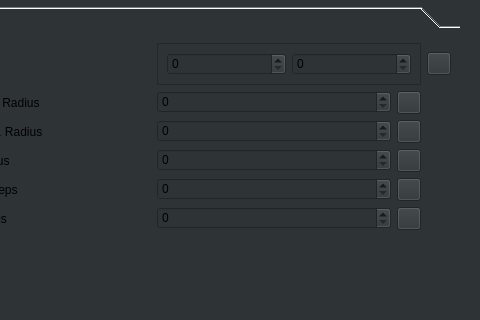
This is ClearMap/gui/creator/vasculature_tab.ui in ClearAnatomics/ClearMap as Qt 5 draws it before an edit; both pictures show x 112 to 592 and y 126 to 446 of the 592 by 1014 pixel window. The edited form follows.
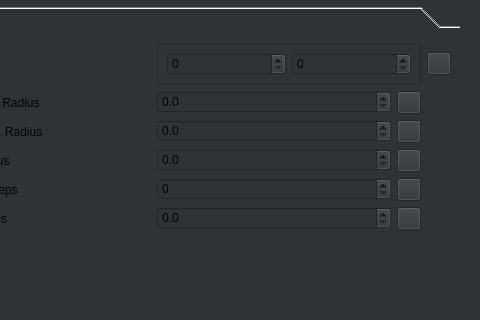
This is the edited form. The open tabs and pages were chosen to show the change. Icons and pictures are not drawn.

Commit message: IMPROVEMENT: Updates control names (channel) in vasculature_tab.ui

```diff
--- a/ClearMap/gui/creator/vasculature_tab.ui
+++ b/ClearMap/gui/creator/vasculature_tab.ui
@@ -844,8 +844,8 @@
                  <rect>
                   <x>0</x>
                   <y>0</y>
-                  <width>367</width>
-                  <height>212</height>
+                  <width>550</width>
+                  <height>702</height>
                  </rect>
                 </property>
                 <attribute name="label">
@@ -899,19 +899,6 @@
                    </property>
                   </widget>
                  </item>
-                 <item row="1" column="1">
-                  <widget class="QSpinBox" name="restrictiveMinVeinRadiusSpinBox">
-                   <property name="mouseTracking">
-                    <bool>false</bool>
-                   </property>
-                   <property name="suffix">
-                    <string/>
-                   </property>
-                   <property name="maximum">
-                    <number>65535</number>
-                   </property>
-                  </widget>
-                 </item>
                  <item row="3" column="2">
                   <widget class="QToolButton" name="finalMinVeinRadiusInfoToolButton">
                    <property name="icon">
@@ -920,13 +907,6 @@
                    </property>
                   </widget>
                  </item>
-                 <item row="5" column="1">
-                  <widget class="QSpinBox" name="minVeinSizeSpinBox">
-                   <property name="maximum">
-                    <number>65535</number>
-                   </property>
-                  </widget>
-                 </item>
                  <item row="4" column="2">
                   <widget class="QToolButton" name="maxVeinsTracingIterationsInfoToolButton">
                    <property name="icon">
@@ -935,13 +915,6 @@
                    </property>
                   </widget>
                  </item>
-                 <item row="3" column="1">
-                  <widget class="QSpinBox" name="finalMinVeinRadiusSpinBox">
-                   <property name="maximum">
-                    <number>65535</number>
-                   </property>
-                  </widget>
-                 </item>
                  <item row="4" column="0">
                   <widget class="QLabel" name="maxVeinsTracingIterationsLbl">
                    <property name="toolTip">
@@ -978,13 +951,6 @@
                    </property>
                   </widget>
                  </item>
-                 <item row="2" column="1">
-                  <widget class="QSpinBox" name="permissiveMinVeinRadiusSpinBox">
-                   <property name="maximum">
-                    <number>65535</number>
-                   </property>
-                  </widget>
-                 </item>
                  <item row="2" column="0">
                   <widget class="QLabel" name="permissiveMinVeinRadiusLbl">
                    <property name="toolTip">
@@ -1070,6 +1036,61 @@
                    </property>
                   </spacer>
                  </item>
+                 <item row="1" column="1">
+                  <widget class="QDoubleSpinBox" name="restrictiveMinVeinRadiusDoubleSpinBox">
+                   <property name="mouseTracking">
+                    <bool>false</bool>
+                   </property>
+                   <property name="decimals">
+                    <number>1</number>
+                   </property>
+                   <property name="maximum">
+                    <double>1000.000000000000000</double>
+                   </property>
+                   <property name="singleStep">
+                    <double>0.100000000000000</double>
+                   </property>
+                  </widget>
+                 </item>
+                 <item row="2" column="1">
+                  <widget class="QDoubleSpinBox" name="permissiveMinVeinRadiusDoubleSpinBox">
+                   <property name="decimals">
+                    <number>1</number>
+                   </property>
+                   <property name="maximum">
+                    <double>1000.000000000000000</double>
+                   </property>
+                   <property name="singleStep">
+                    <double>0.100000000000000</double>
+                   </property>
+                  </widget>
+                 </item>
+                 <item row="3" column="1">
+                  <widget class="QDoubleSpinBox" name="finalMinVeinRadiusDoubleSpinBox">
+                   <property name="decimals">
+                    <number>1</number>
+                   </property>
+                   <property name="maximum">
+                    <double>1000.000000000000000</double>
+                   </property>
+                   <property name="singleStep">
+                    <double>0.100000000000000</double>
+                   </property>
+                  </widget>
+                 </item>
+                 <item row="5" column="1">
+                  <widget class="QDoubleSpinBox" name="minVeinSizeDoubleSpinBox">
+                   <property name="decimals">
+                    <number>1</number>
+                   </property>
+                   <property name="maximum">
+                    <double>1000.000000000000000</double>
+                   </property>
+                   <property name="singleStep">
+                    <double>0.100000000000000</double>
+                   </property>
+                  </widget>
+                 </item>
                 </layout>
                </widget>
               </widget>
```
Left out of the diff: 64 changed lines with no effect on the pictures.
